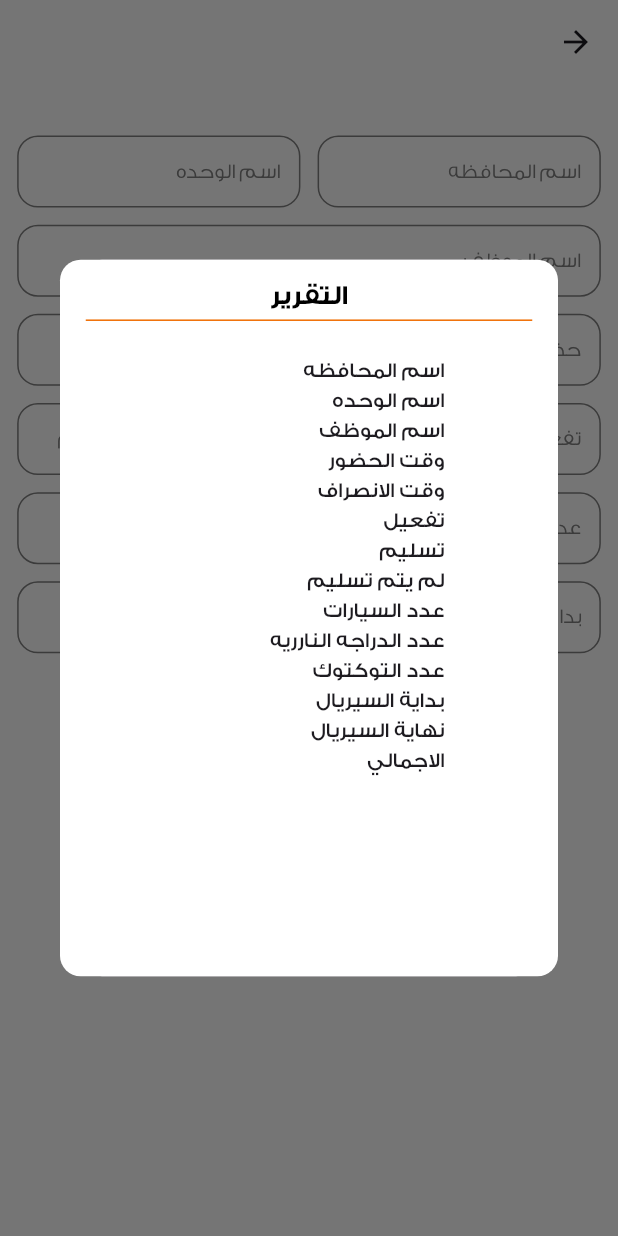
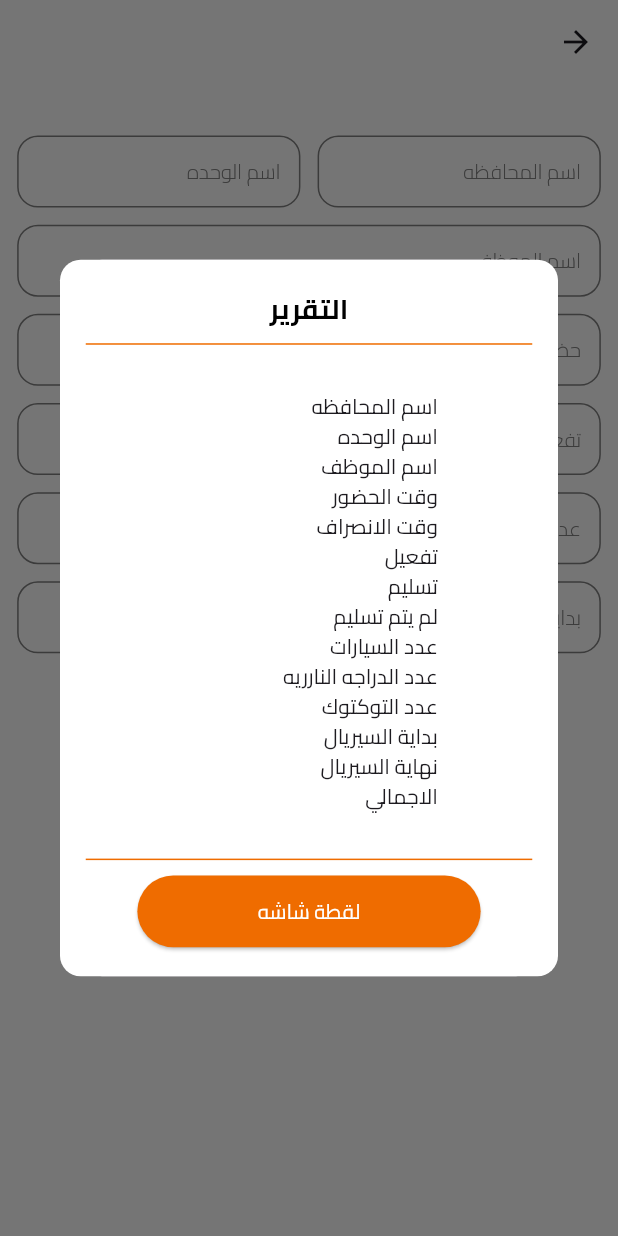
Before and after one commit to hossamKidr/aman, a Flutter app: the ReportScreen screen opened by its route, after a tap on "تاكيد", on a phone screen of 412 x 824 dp. Run offline on Flutter 3.47's test engine with Material 3 defaults, Android fonts, the phone set to English and light mode, and no system bars; drawn by our look-alikes of screenshot; our stand-ins replace flutter_bloc, flutter_riverpod, flutter_screenutil, flutter_svg, gap, get_it and 5 more; accounts and stored records are empty.

Commit message:
aded screen shot and share image and save image

```diff
--- a/lib/core/constants/constants.dart
+++ b/lib/core/constants/constants.dart
@@ -1,5 +1,5 @@
 class Constants{
-  static String fontFamily = 'GE SS Two';
+  static String fontFamily = 'Cairo';
   static String boxName = 'posterPox';
   static String boxKey = 'boxKey';
 }
--- a/lib/core/ui_manager/app_size/app_size.dart
+++ b/lib/core/ui_manager/app_size/app_size.dart
@@ -17,5 +17,6 @@ class AppSize{
   static double s80 = 80.0.sp;
   static double s307 = 307.0.sp;
   static double s300 = 300.0.sp;
+  static double s250 = 270.0.sp;
 
 }
--- a/lib/core/ui_manager/font_manager/font_style.dart
+++ b/lib/core/ui_manager/font_manager/font_style.dart
@@ -4,12 +4,11 @@ import '../../constants/constants.dart';
 import '../app_size/app_font_size.dart';
 import 'font_weight.dart';
 
-
 TextStyle _getTextStyle(
-    double? fontSize,
-    FontWeight fontWeight,
-    Color color,
-    ) {
+  double? fontSize,
+  FontWeight fontWeight,
+  Color color,
+) {
   return TextStyle(
       fontSize: fontSize ?? AppFontSize.f12,
       fontWeight: fontWeight,
@@ -17,7 +16,6 @@ TextStyle _getTextStyle(
       color: color);
 }
 
-// light style
 TextStyle getLightStyle({
   double? fontSize,
   required Color color,
@@ -29,8 +27,17 @@ TextStyle getLightStyle({
   );
 }
 
+TextStyle getRegularStyle({
+  double? fontSize,
+  required Color color,
+}) {
+  return _getTextStyle(
+    fontSize,
+    AppFontWeight.regular,
+    color,
+  );
+}
 
-// medium style
 TextStyle getMediumStyle({
   double? fontSize,
   required Color color,
@@ -42,8 +49,17 @@ TextStyle getMediumStyle({
   );
 }
 
+TextStyle getSemiBoldStyle({
+  double? fontSize,
+  required Color color,
+}) {
+  return _getTextStyle(
+    fontSize,
+    AppFontWeight.semiBold,
+    color,
+  );
+}
 
-// bold style
 TextStyle getBoldStyle({
   double? fontSize,
   required Color color,
--- a/lib/moduls/app_module/ui/screens/home/cubit/cubit.dart
+++ b/lib/moduls/app_module/ui/screens/home/cubit/cubit.dart
@@ -75,6 +75,7 @@ class HomeCubit extends Cubit<HomeStates> {
     emit(state.copyWith(mainStatus: MainStatus.updeatPosterLoading));
     try {
       await appRepository.updatePoster(index, poster);
+      getAllPosters();
       emit(state.copyWith(mainStatus: MainStatus.updeatPosterSuccess));
     } catch (e) {
       emit(state.copyWith(mainStatus: MainStatus.error));
@@ -85,6 +86,7 @@ class HomeCubit extends Cubit<HomeStates> {
     emit(state.copyWith(mainStatus: MainStatus.deletePosterLoading));
     try {
       await appRepository.deletePoster(index);
+      getAllPosters();
       emit(state.copyWith(mainStatus: MainStatus.deletePosterSuccess));
       //getAllPosters();
     } catch (e) {
--- a/lib/moduls/app_module/ui/screens/report/report_screen.dart
+++ b/lib/moduls/app_module/ui/screens/report/report_screen.dart
@@ -1,18 +1,13 @@
-import 'package:aman_app/core/constants/app_strings.dart';
-import 'package:aman_app/core/ui_manager/app_colors.dart';
-import 'package:aman_app/core/ui_manager/app_size/app_height.dart';
+import 'package:aman_app/core/functions/app_functions.dart';
 import 'package:aman_app/core/ui_manager/app_size/app_padding.dart';
 import 'package:aman_app/core/ui_manager/app_size/app_size.dart';
-import 'package:aman_app/core/ui_manager/svg_icons.dart';
-import 'package:aman_app/moduls/app_module/ui/screens/report/providers/providers.dart';
 import 'package:aman_app/moduls/app_module/ui/screens/report/widgets/report_sheet.dart';
 import 'package:aman_app/moduls/app_module/ui/screens/report/widgets/report_text.dart';
 import 'package:aman_app/moduls/app_module/ui/screens/report/widgets/send_report_button.dart';
 import 'package:aman_app/moduls/app_module/ui/screens/report/widgets/text_form_field.dart';
 import 'package:flutter/material.dart';
-import 'package:flutter_svg/flutter_svg.dart';
-import 'package:flutter_riverpod/flutter_riverpod.dart';
 import 'package:gap/gap.dart';
+import 'package:screenshot/screenshot.dart';
 
 class ReportScreen extends StatefulWidget {
   const ReportScreen({super.key});
@@ -20,6 +15,7 @@ class ReportScreen extends StatefulWidget {
   @override
   State<ReportScreen> createState() => _ReportScreenState();
 }
+
 var governorateNameController = TextEditingController();
 var unitNameController = TextEditingController();
 var employeeNameController = TextEditingController();
@@ -34,6 +30,8 @@ var numberOfTuktuksController = TextEditingController();
 var startOfSerialNumberController = TextEditingController();
 var endOfSerialNumberController = TextEditingController();
 var totalController = TextEditingController();
+ScreenshotController screenshotController = ScreenshotController();
+
 class _ReportScreenState extends State<ReportScreen> {
   @override
   Widget build(BuildContext context) {
@@ -196,8 +194,16 @@ class _ReportScreenState extends State<ReportScreen> {
                     showDialog(
                         context: context,
                         builder: (context) {
-                          return Dialog(
+                          return Screenshot(
+                            controller: screenshotController,
+                            child: Dialog(
                               child: ReportSheet(
+                                onPressedScreenShot: () async {
+                                  final image =
+                                      await screenshotController.capture();
+                                  AppFunctions.saveImage(image!);
+                                  AppFunctions.saveAndShare(image);
+                                },
                                 texts: [
                                   ReportText(
                                     text: governorateNameController.text,
@@ -243,6 +249,7 @@ class _ReportScreenState extends State<ReportScreen> {
                                   ),
                                 ],
                               ),
+                            ),
                           );
                         });
                   },
--- a/lib/moduls/app_module/ui/screens/report/widgets/report_sheet.dart
+++ b/lib/moduls/app_module/ui/screens/report/widgets/report_sheet.dart
@@ -4,17 +4,24 @@ import 'package:aman_app/core/ui_manager/app_size/app_height.dart';
 import 'package:aman_app/core/ui_manager/app_size/app_margin.dart';
 import 'package:aman_app/core/ui_manager/app_size/app_padding.dart';
 import 'package:aman_app/core/ui_manager/app_size/app_radius.dart';
+import 'package:aman_app/core/ui_manager/app_size/app_size.dart';
 import 'package:aman_app/core/ui_manager/app_size/app_width.dart';
 import 'package:aman_app/core/ui_manager/font_manager/font_style.dart';
 import 'package:aman_app/moduls/app_module/ui/screens/report/widgets/build_divider.dart';
 import 'package:aman_app/moduls/app_module/ui/screens/report/widgets/report_text.dart';
 import 'package:flutter/cupertino.dart';
 import 'package:flutter/material.dart';
+import 'package:gap/gap.dart';
 
 class ReportSheet extends StatelessWidget {
   final List<Widget> texts;
+  final void Function()? onPressedScreenShot;
 
-  const ReportSheet({super.key, required this.texts});
+  const ReportSheet({
+    super.key,
+    required this.texts,
+    this.onPressedScreenShot,
+  });
 
   @override
   Widget build(BuildContext context) {
@@ -28,6 +35,7 @@ class ReportSheet extends StatelessWidget {
         color: AppColors.white,
       ),
       child: Column(
+        mainAxisAlignment: MainAxisAlignment.spaceEvenly,
         children: [
           Text(
             'التقرير',
@@ -36,7 +44,7 @@ class ReportSheet extends StatelessWidget {
               fontSize: AppFontSize.f16,
             ),
           ),
-          BuildDivider(),
+          const BuildDivider(),
           Row(
             mainAxisAlignment: MainAxisAlignment.spaceEvenly,
             children: [
@@ -44,8 +52,7 @@ class ReportSheet extends StatelessWidget {
                 crossAxisAlignment: CrossAxisAlignment.start,
                 children: texts,
               ),
-
-              Column(
+              const Column(
                 mainAxisAlignment: MainAxisAlignment.spaceAround,
                 crossAxisAlignment: CrossAxisAlignment.end,
                 children: [
@@ -63,12 +70,21 @@ class ReportSheet extends StatelessWidget {
                   Text('بداية السيريال'),
                   Text('نهاية السيريال'),
                   Text('الاجمالي'),
-
                 ],
               ),
-
-
             ],
+          ),
+          const BuildDivider(),
+          SizedBox(
+            height: AppHeight.h40,
+            width: AppWidth.w200,
+            child: ElevatedButton(
+              onPressed: onPressedScreenShot,
+              child: Text(
+                'لقطة شاشه',
+                style: getRegularStyle(color: AppColors.white),
+              ),
+            ),
           ),
         ],
       ),
```
Also changed, not shown: lib/core/functions/app_functions.dart (+25 -0 lines), lib/core/ui_manager/font_manager/font_weight.dart (+4 -4 lines), lib/moduls/app_module/data/models/report_model.dart (added, +32 -0 lines), lib/moduls/app_module/ui/screens/all_poster/all_poster_screen.dart (+4 -3 lines), lib/moduls/app_module/ui/screens/all_poster/widgets/poster_item_in_list.dart (+22 -3 lines), lib/moduls/app_module/ui/screens/report/providers/providers.dart (+5 -2 lines), pubspec.yaml (+13 -4 lines), assets/fonts/Cairo-Bold.ttf (added), assets/fonts/Cairo-Light.ttf (added), assets/fonts/Cairo-Medium.ttf (added), assets/fonts/Cairo-Regular.ttf (added), assets/fonts/Cairo-SemiBold.ttf (added), pubspec.lock, 2 other files. Lines whose indentation alone changed are shown as unchanged.
